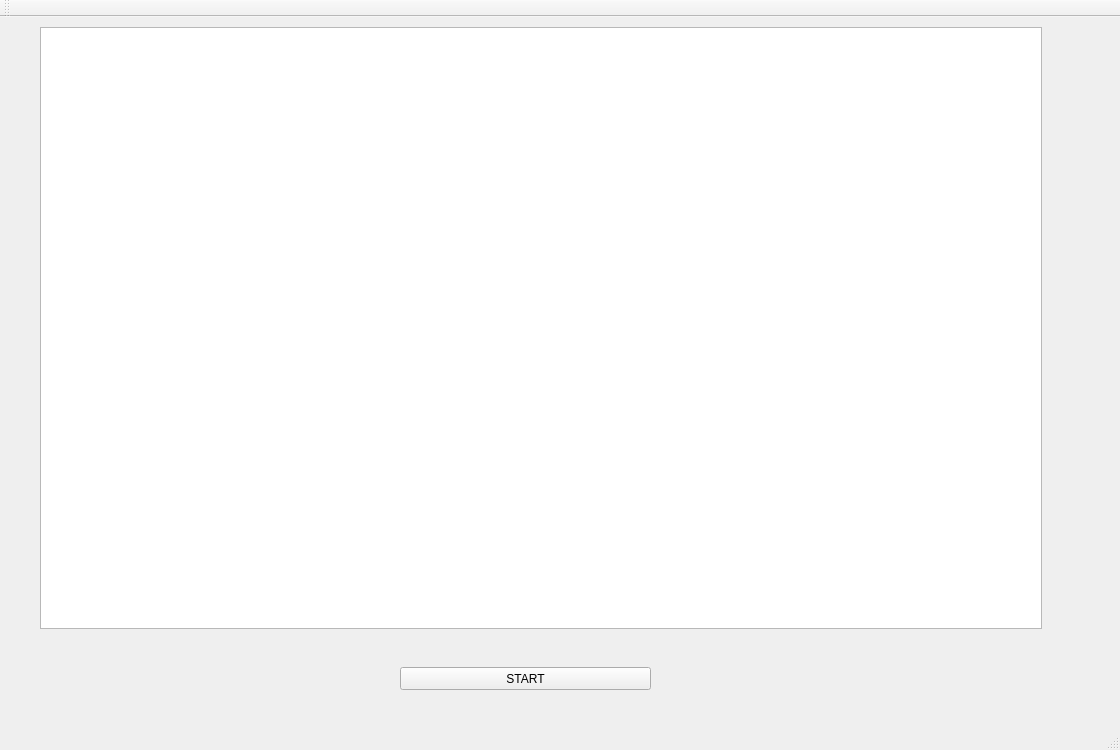
First picture: the form in mainwindow.ui, repository carlosxdcubo/flappybirds, before the edit.
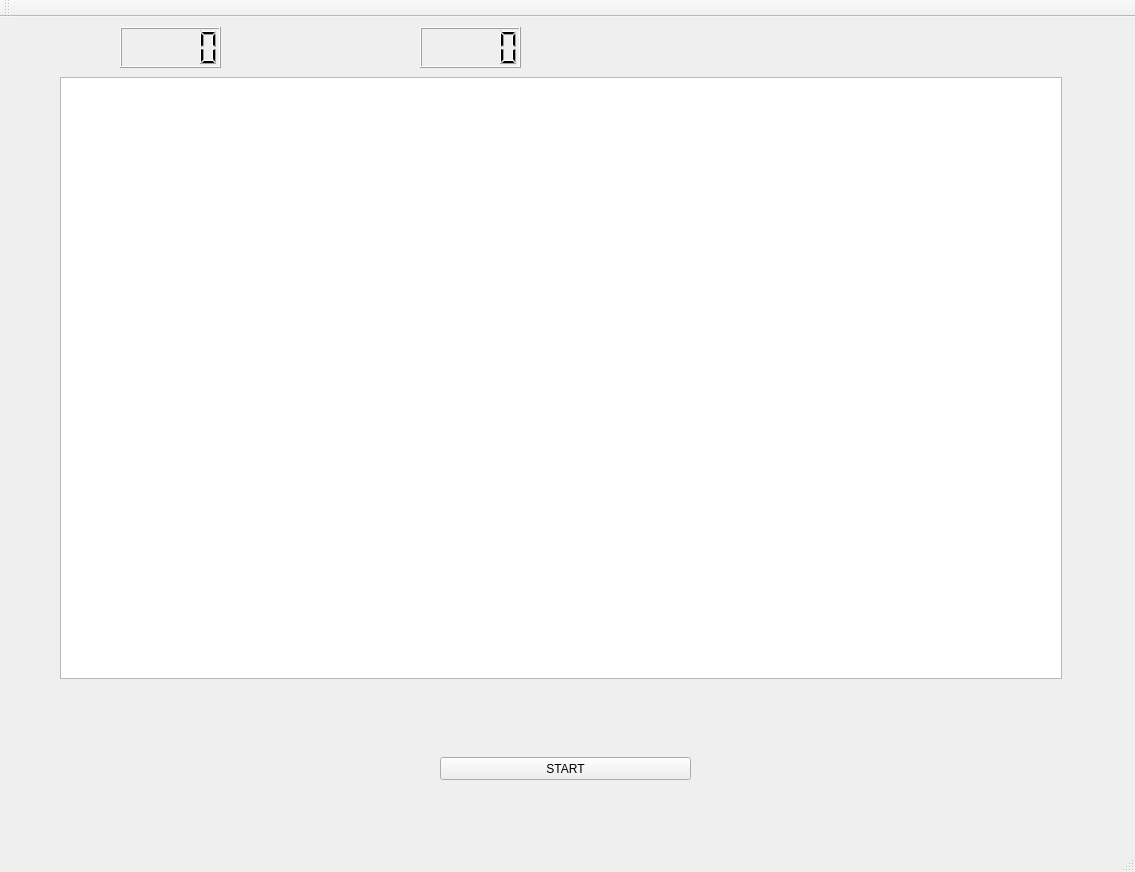
Second picture: the form after the edit. Icons and pictures are not drawn.

The edit to the form file:
```diff
--- a/mainwindow.ui
+++ b/mainwindow.ui
@@ -6,8 +6,8 @@
    <rect>
     <x>0</x>
     <y>0</y>
-    <width>1120</width>
-    <height>750</height>
+    <width>1135</width>
+    <height>872</height>
    </rect>
   </property>
   <property name="windowTitle">
@@ -17,8 +17,8 @@
    <widget class="QGraphicsView" name="graphicsView">
     <property name="geometry">
      <rect>
-      <x>40</x>
-      <y>10</y>
+      <x>60</x>
+      <y>60</y>
       <width>1002</width>
       <height>602</height>
      </rect>
@@ -27,8 +27,8 @@
    <widget class="QPushButton" name="pushButton">
     <property name="geometry">
      <rect>
-      <x>400</x>
-      <y>650</y>
+      <x>440</x>
+      <y>740</y>
       <width>251</width>
       <height>23</height>
      </rect>
@@ -37,6 +37,52 @@
      <string>START</string>
     </property>
    </widget>
+   <widget class="QLabel" name="label">
+    <property name="geometry">
+     <rect>
+      <x>80</x>
+      <y>0</y>
+      <width>41</width>
+      <height>61</height>
+     </rect>
+    </property>
+    <property name="text">
+     <string>&lt;html&gt;&lt;head/&gt;&lt;body&gt;&lt;p&gt;&lt;img src=&quot;:/new/prefix1/vidas.png&quot;/&gt;&lt;/p&gt;&lt;/body&gt;&lt;/html&gt;</string>
+    </property>
+   </widget>
+   <widget class="QLCDNumber" name="lcdNumber">
+    <property name="geometry">
+     <rect>
+      <x>120</x>
+      <y>10</y>
+      <width>101</width>
+      <height>41</height>
+     </rect>
+    </property>
+   </widget>
+   <widget class="QLabel" name="label_2">
+    <property name="geometry">
+     <rect>
+      <x>290</x>
+      <y>10</y>
+      <width>121</width>
+      <height>51</height>
+     </rect>
+    </property>
+    <property name="text">
+     <string>&lt;html&gt;&lt;head/&gt;&lt;body&gt;&lt;p&gt;&lt;img src=&quot;:/new/prefix1/score.png&quot;/&gt;&lt;/p&gt;&lt;/body&gt;&lt;/html&gt;</string>
+    </property>
+   </widget>
+   <widget class="QLCDNumber" name="lcdNumber_2">
+    <property name="geometry">
+     <rect>
+      <x>420</x>
+      <y>10</y>
+      <width>101</width>
+      <height>41</height>
+     </rect>
+    </property>
+   </widget>
   </widget>
   <widget class="QMenuBar" name="menuBar">
    <property name="geometry">
```
Left out of the diff: 2 changed lines with no effect on the pictures.
